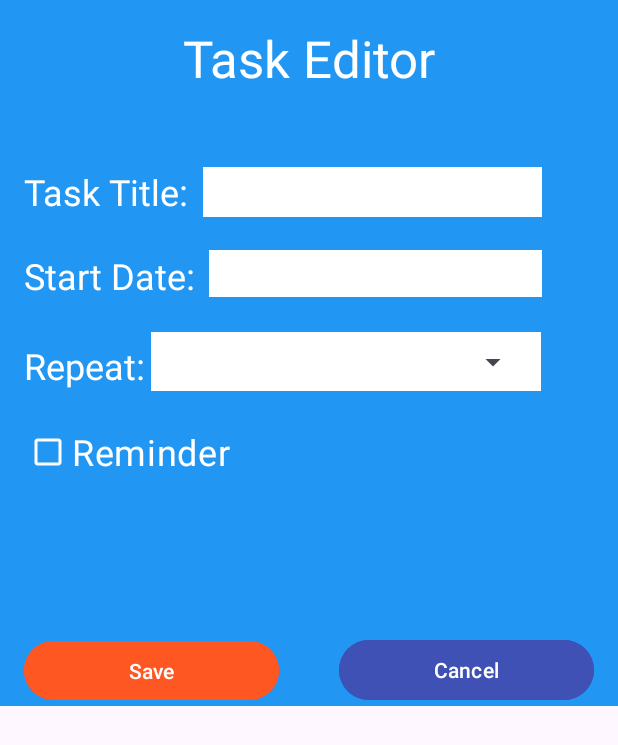
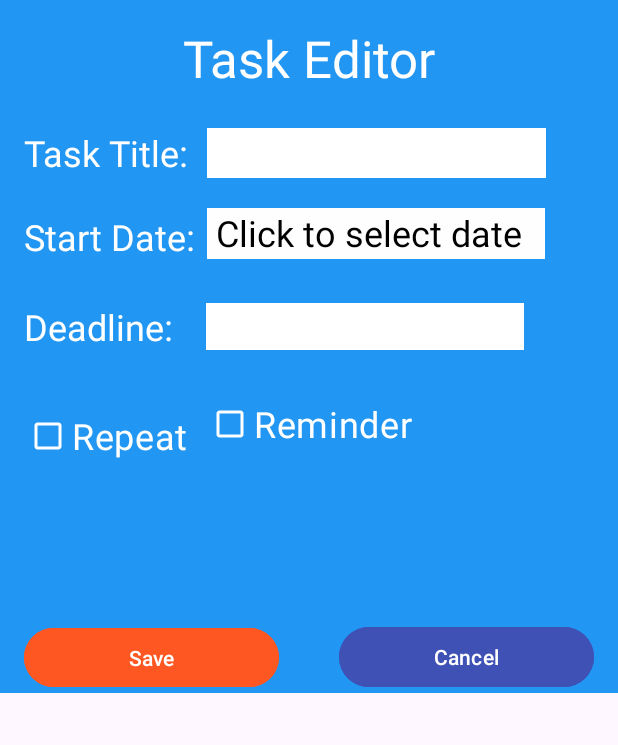
Before and after one commit to hannah7703/CS2063Team5, an Android app: the layout dialog_create.xml on its own in the app's theme, with its tools: preview values and no code run, on a phone screen of 412 x 824 dp. Shown: the top 745 px of the screen. Run offline under Robolectric (Android 15) with nearby library versions, the phone set to English and light mode, and no system bars.

Commit message:
Task Creation Updates

```diff
--- a/app/src/main/java/ca/unb/mobiledev/team5project/CreateTaskDialog.kt
+++ b/app/src/main/java/ca/unb/mobiledev/team5project/CreateTaskDialog.kt
@@ -1,10 +1,10 @@
 package ca.unb.mobiledev.team5project
 
 import android.os.Bundle
-import android.util.DisplayMetrics
 import android.view.View
 import android.widget.ArrayAdapter
 import android.widget.Button
+import android.widget.CalendarView
 import android.widget.CheckBox
 import android.widget.RelativeLayout
 import android.widget.Spinner
@@ -12,6 +12,10 @@ import android.widget.TextView
 import androidx.appcompat.app.AppCompatActivity
 import androidx.core.view.ViewCompat
 import androidx.core.view.WindowInsetsCompat
+import java.lang.String.format
+import java.text.DateFormat
+import java.time.Month
+import java.time.format.DateTimeFormatter
 
 
 class CreateTaskDialog : AppCompatActivity() {
@@ -33,10 +37,22 @@ class CreateTaskDialog : AppCompatActivity() {
             finish()
         }
 
-        val repeatDropDown = findViewById<Spinner>(R.id.RepeatDrop)
-        val adapter = ArrayAdapter.createFromResource(this, R.array.repeat_options, android.R.layout.simple_spinner_dropdown_item)
+        val calendar = findViewById<CalendarView>(R.id.calendarView)
+        val calendarBack = findViewById<RelativeLayout>(R.id.relativeLayout3)
+        val dateClickBox = findViewById<TextView>(R.id.selectDateBox)
+        dateClickBox.setOnClickListener {
+            calendarBack.visibility = View.VISIBLE
+        }
+        calendar.setOnDateChangeListener { calendarView, year, month, day ->
+            val date = " $day/$month/$year"
+            dateClickBox.text = date
+            calendarBack.visibility = View.INVISIBLE
+        }
+
+        val deadlineDropDown = findViewById<Spinner>(R.id.DeadlineDrop)
+        val adapter = ArrayAdapter.createFromResource(this, R.array.deadline_options, android.R.layout.simple_spinner_dropdown_item)
         adapter.setDropDownViewResource(android.R.layout.simple_spinner_dropdown_item)
-        repeatDropDown.adapter = adapter
+        deadlineDropDown.adapter = adapter
 
         val timeDropDown = findViewById<Spinner>(R.id.timeSpinner)
         val timeAdapter = ArrayAdapter.createFromResource(this, R.array.time, android.R.layout.simple_spinner_dropdown_item)
@@ -45,10 +61,17 @@ class CreateTaskDialog : AppCompatActivity() {
 
         val remindCheckBox = findViewById<CheckBox>(R.id.reminderCheckBox)
         val reminderTime = findViewById<TextView>(R.id.DialogRemindTime)
-        val reminderHour = findViewById<TextView>(R.id.hour)
-        val reminderMinute = findViewById<TextView>(R.id.Minute)
+        val reminderHour = findViewById<Spinner>(R.id.hour)
+        val HourAdapter = ArrayAdapter.createFromResource(this, R.array.hour, android.R.layout.simple_spinner_dropdown_item)
+        HourAdapter.setDropDownViewResource(android.R.layout.simple_spinner_dropdown_item)
+        reminderHour.adapter = HourAdapter
+
+        val reminderMinute = findViewById<Spinner>(R.id.Minute)
+        val minuteAdapter = ArrayAdapter.createFromResource(this, R.array.minute, android.R.layout.simple_spinner_dropdown_item)
+        minuteAdapter.setDropDownViewResource(android.R.layout.simple_spinner_dropdown_item)
+        reminderMinute.adapter = minuteAdapter
+
         val reminderColon = findViewById<TextView>(R.id.TimeColon)
-        val layout = findViewById<RelativeLayout>(R.id.relativeLayout2)
         remindCheckBox.setOnClickListener{
             if(remindCheckBox.isChecked){
                 reminderTime.visibility = View.VISIBLE
@@ -56,14 +79,12 @@ class CreateTaskDialog : AppCompatActivity() {
                 reminderColon.visibility = View.VISIBLE
                 reminderMinute.visibility = View.VISIBLE
                 timeDropDown.visibility = View.VISIBLE
-                layout.visibility = View.VISIBLE
             } else {
                 reminderTime.visibility = View.INVISIBLE
                 reminderHour.visibility = View.INVISIBLE
                 reminderColon.visibility = View.INVISIBLE
                 reminderMinute.visibility = View.INVISIBLE
                 timeDropDown.visibility = View.INVISIBLE
-                layout.visibility = View.INVISIBLE
             }
         }
     }
--- a/app/src/main/res/layout/dialog_create.xml
+++ b/app/src/main/res/layout/dialog_create.xml
@@ -30,7 +30,7 @@
         android:layout_width="wrap_content"
         android:layout_height="wrap_content"
         android:layout_marginStart="16dp"
-        android:layout_marginTop="42dp"
+        android:layout_marginTop="16dp"
         android:text="Task Title:"
         android:textColor="#FFFFFF"
         android:textSize="24sp"
@@ -50,12 +50,12 @@
         app:layout_constraintTop_toBottomOf="@+id/DialogTaskTitle" />
 
     <TextView
-        android:id="@+id/DialogRepeat"
-        android:layout_width="wrap_content"
-        android:layout_height="wrap_content"
+        android:id="@+id/DialogDeadline"
+        android:layout_width="103dp"
+        android:layout_height="33dp"
         android:layout_marginStart="16dp"
         android:layout_marginTop="27dp"
-        android:text="Repeat:"
+        android:text="Deadline:"
         android:textColor="#FFFFFF"
         android:textSize="24sp"
         app:layout_constraintStart_toStartOf="parent"
@@ -66,7 +66,7 @@
         android:layout_width="wrap_content"
         android:layout_height="wrap_content"
         android:layout_marginStart="16dp"
-        android:layout_marginTop="27dp"
+        android:layout_marginTop="20dp"
         android:text="Reminder Time:"
         android:textColor="#FFFFFF"
         android:textSize="24sp"
@@ -76,17 +76,17 @@
 
     <CheckBox
         android:id="@+id/reminderCheckBox"
-        android:layout_width="wrap_content"
-        android:layout_height="wrap_content"
-        android:layout_marginStart="16dp"
-        android:layout_marginTop="17dp"
+        android:layout_width="207dp"
+        android:layout_height="48dp"
+        android:layout_marginStart="12dp"
+        android:layout_marginTop="24dp"
         android:buttonTint="#FFFFFF"
         android:shadowColor="#FFFFFF"
         android:text="Reminder"
         android:textColor="#FFFFFF"
         android:textSize="24sp"
-        app:layout_constraintStart_toStartOf="parent"
-        app:layout_constraintTop_toBottomOf="@+id/DialogRepeat" />
+        app:layout_constraintStart_toEndOf="@+id/repeatCheck"
+        app:layout_constraintTop_toBottomOf="@+id/DialogDeadline" />
 
     <Button
         android:id="@+id/SaveTask"
@@ -113,29 +113,24 @@
         app:layout_constraintBottom_toBottomOf="parent"
         app:layout_constraintEnd_toEndOf="parent" />
 
-    <RelativeLayout
-        android:id="@+id/relativeLayout"
-        android:layout_width="260dp"
-        android:layout_height="39dp"
-        android:layout_marginStart="4dp"
-        android:layout_marginTop="21dp"
+
+    <Spinner
+        android:id="@+id/DeadlineDrop"
+        android:layout_width="212dp"
+        android:layout_height="31dp"
+        android:layout_marginStart="18dp"
+        android:layout_marginTop="28dp"
         android:background="#FFFFFF"
-        android:padding="8dp"
-        app:layout_constraintStart_toEndOf="@+id/DialogRepeat"
-        app:layout_constraintTop_toBottomOf="@+id/DialogStartDate">
-        <Spinner
-            android:id="@+id/RepeatDrop"
-            android:layout_width="249dp"
-            android:layout_height="wrap_content"
-            android:textSize="24sp" />
-    </RelativeLayout>
+        android:textSize="24sp"
+        app:layout_constraintStart_toEndOf="@+id/DialogDeadline"
+        app:layout_constraintTop_toBottomOf="@+id/DialogStartDate" />
 
     <EditText
         android:id="@+id/TaskTitleEdit"
         android:layout_width="226dp"
         android:layout_height="33dp"
-        android:layout_marginStart="9dp"
-        android:layout_marginTop="42dp"
+        android:layout_marginStart="12dp"
+        android:layout_marginTop="16dp"
         android:background="#FFFFFF"
         android:backgroundTint="#FFFFFF"
         android:ems="10"
@@ -144,75 +139,107 @@
         app:layout_constraintStart_toEndOf="@+id/DialogTaskTitle"
         app:layout_constraintTop_toBottomOf="@+id/CreateDialogTitle" />
 
-    <EditText
-        android:id="@+id/editTextDate"
-        android:layout_width="222dp"
-        android:layout_height="31dp"
-        android:layout_marginStart="9dp"
-        android:layout_marginTop="22dp"
+    <Spinner
+        android:id="@+id/hour"
+        android:layout_width="40dp"
+        android:layout_height="32dp"
+        android:layout_marginStart="12dp"
+        android:layout_marginTop="20dp"
         android:background="#FFFFFF"
-        android:backgroundTint="#FFFFFF"
-        android:ems="10"
-        android:inputType="date"
-        android:textColor="#000000"
-        app:layout_constraintStart_toEndOf="@+id/DialogStartDate"
-        app:layout_constraintTop_toBottomOf="@+id/TaskTitleEdit" />
-
-    <EditText
-        android:id="@+id/hour"
-        android:layout_width="31dp"
-        android:layout_height="33dp"
-        android:layout_marginStart="12dp"
-        android:layout_marginTop="76dp"
-        android:background="#FFFFFF"
-        android:backgroundTint="#FFFFFF"
-        android:ems="10"
-        android:inputType="number"
         android:visibility="invisible"
+        android:textSize="24sp"
         app:layout_constraintStart_toEndOf="@+id/DialogRemindTime"
-        app:layout_constraintTop_toBottomOf="@+id/relativeLayout" />
+        app:layout_constraintTop_toBottomOf="@+id/reminderCheckBox" />
 
     <TextView
         android:id="@+id/TimeColon"
         android:layout_width="wrap_content"
         android:layout_height="wrap_content"
-        android:layout_marginTop="76dp"
+        android:layout_marginStart="4dp"
+        android:layout_marginTop="20dp"
         android:text=":"
         android:textColor="#FFFFFF"
         android:textSize="24sp"
         android:visibility="invisible"
         app:layout_constraintStart_toEndOf="@+id/hour"
-        app:layout_constraintTop_toBottomOf="@+id/relativeLayout" />
+        app:layout_constraintTop_toBottomOf="@+id/reminderCheckBox" />
 
-    <EditText
+    <Spinner
         android:id="@+id/Minute"
-        android:layout_width="32dp"
-        android:layout_height="33dp"
-        android:layout_marginTop="76dp"
+        android:layout_width="36dp"
+        android:layout_height="32dp"
+        android:layout_marginStart="4dp"
+        android:layout_marginTop="20dp"
         android:background="#FFFFFF"
-        android:backgroundTint="#FFFFFF"
-        android:ems="10"
-        android:inputType="number"
         android:visibility="invisible"
+        android:textSize="24sp"
         app:layout_constraintStart_toEndOf="@+id/TimeColon"
-        app:layout_constraintTop_toBottomOf="@+id/relativeLayout" />
+        app:layout_constraintTop_toBottomOf="@+id/reminderCheckBox" />
+
+    <Spinner
+        android:id="@+id/timeSpinner"
+        android:layout_width="43dp"
+        android:layout_height="32dp"
+        android:layout_marginStart="4dp"
+        android:layout_marginTop="20dp"
+        android:background="#FFFFFF"
+        android:visibility="invisible"
+        android:textSize="24sp"
+        app:layout_constraintStart_toEndOf="@+id/Minute"
+        app:layout_constraintTop_toBottomOf="@+id/reminderCheckBox" />
+
+    <CheckBox
+        android:id="@+id/repeatCheck"
+        android:layout_width="wrap_content"
+        android:layout_height="wrap_content"
+        android:layout_marginStart="16dp"
+        android:layout_marginTop="32dp"
+        android:buttonTint="#FFFFFF"
+        android:shadowColor="#FFFFFF"
+        android:text="Repeat"
+        android:textColor="#FFFFFF"
+        android:textSize="24sp"
+        app:layout_constraintStart_toStartOf="parent"
+        app:layout_constraintTop_toBottomOf="@+id/DialogDeadline" />
+
+    <TextView
+        android:id="@+id/selectDateBox"
+        android:layout_width="225dp"
+        android:layout_height="34dp"
+        android:layout_marginStart="8dp"
+        android:layout_marginTop="20dp"
+        android:background="#FFFEFE"
+        android:text=" Click to select date"
+        android:textColor="#000000"
+        android:textSize="24sp"
+        app:layout_constraintStart_toEndOf="@+id/DialogStartDate"
+        app:layout_constraintTop_toBottomOf="@+id/TaskTitleEdit" />
 
     <RelativeLayout
-        android:id="@+id/relativeLayout2"
-        android:layout_width="113dp"
-        android:layout_height="39dp"
-        android:layout_marginStart="9dp"
-        android:layout_marginTop="76dp"
+        android:id="@+id/relativeLayout3"
+        android:layout_width="344dp"
+        android:layout_height="335dp"
+        android:layout_marginStart="36dp"
+        android:layout_marginTop="8dp"
+        android:layout_marginEnd="36dp"
+        android:layout_marginBottom="1dp"
         android:background="#FFFFFF"
         android:padding="8dp"
         android:visibility="invisible"
-        app:layout_constraintStart_toEndOf="@+id/Minute"
-        app:layout_constraintTop_toBottomOf="@+id/relativeLayout">
-        <Spinner
-            android:id="@+id/timeSpinner"
-            android:layout_width="97dp"
-            android:layout_height="wrap_content"
-            android:visibility="invisible"/>
+        app:layout_constraintBottom_toTopOf="@+id/CancelTask"
+        app:layout_constraintEnd_toEndOf="parent"
+        app:layout_constraintHorizontal_bias="1.0"
+        app:layout_constraintStart_toStartOf="parent"
+        app:layout_constraintTop_toBottomOf="@+id/CreateDialogTitle"
+        app:layout_constraintVertical_bias="1.0">
+
+        <CalendarView
+            android:id="@+id/calendarView"
+            android:layout_width="340dp"
+            android:layout_height="309dp"
+            android:visibility="visible"
+            android:weekNumberColor="#000000" />
+
     </RelativeLayout>
 
 </androidx.constraintlayout.widget.ConstraintLayout>
--- a/app/src/main/res/values/strings.xml
+++ b/app/src/main/res/values/strings.xml
@@ -1,10 +1,29 @@
 <resources>
     <string name="app_name">Fill Your Tank</string>
-    <string-array name="repeat_options">
-        <item>One Time Task</item>
-        <item>Repeat Daily</item>
-        <item>Repeat Weekly</item>
-        <item>Repeat Monthly</item>
+    <string-array name="deadline_options">
+        <item>Day</item>
+        <item>Week</item>
+        <item>Month</item>
+    </string-array>
+    <string-array name="hour">
+        <item>1</item>
+        <item>2</item>
+        <item>3</item>
+        <item>4</item>
+        <item>5</item>
+        <item>6</item>
+        <item>7</item>
+        <item>8</item>
+        <item>9</item>
+        <item>10</item>
+        <item>11</item>
+        <item>12</item>
+    </string-array>
+    <string-array name="minute">
+        <item>00</item>
+        <item>15</item>
+        <item>30</item>
+        <item>45</item>
     </string-array>
     <string-array name="time">
         <item>AM</item>
```
